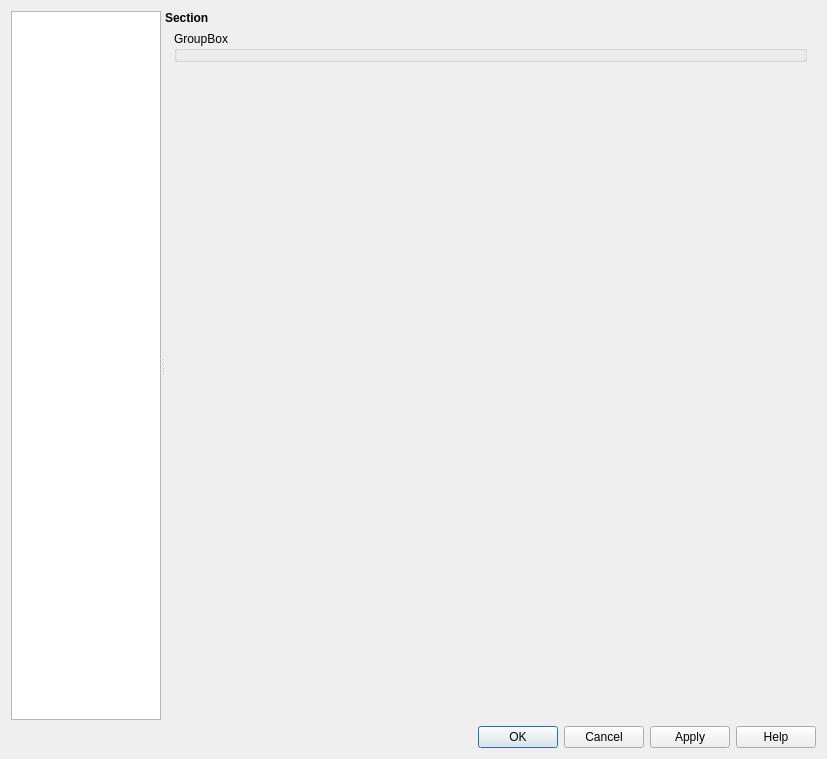
The window that src/ui/templates/qgsoptionsdialog_template.ui (qgis/QGIS) describes before a commit, drawn with Qt 5.
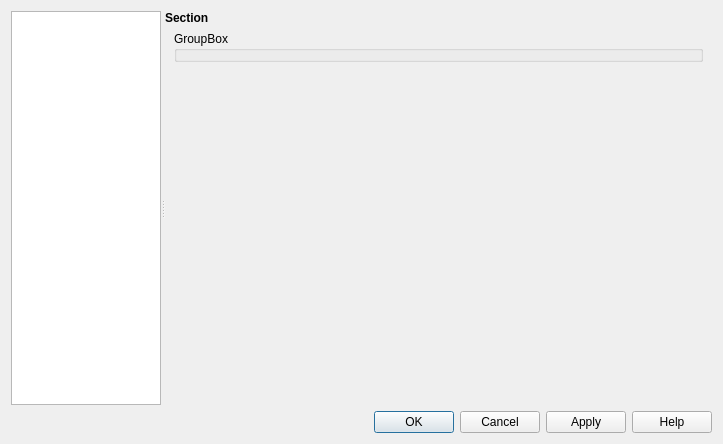
The same window after the commit.

```diff
--- a/src/ui/templates/qgsoptionsdialog_template.ui
+++ b/src/ui/templates/qgsoptionsdialog_template.ui
@@ -6,8 +6,8 @@
    <rect>
     <x>0</x>
     <y>0</y>
-    <width>827</width>
-    <height>759</height>
+    <width>723</width>
+    <height>444</height>
    </rect>
   </property>
   <property name="minimumSize">
@@ -140,8 +140,8 @@
                <rect>
                 <x>0</x>
                 <y>0</y>
-                <width>646</width>
-                <height>669</height>
+                <width>550</width>
+                <height>378</height>
                </rect>
               </property>
               <layout class="QVBoxLayout" name="verticalLayout_13">
```
